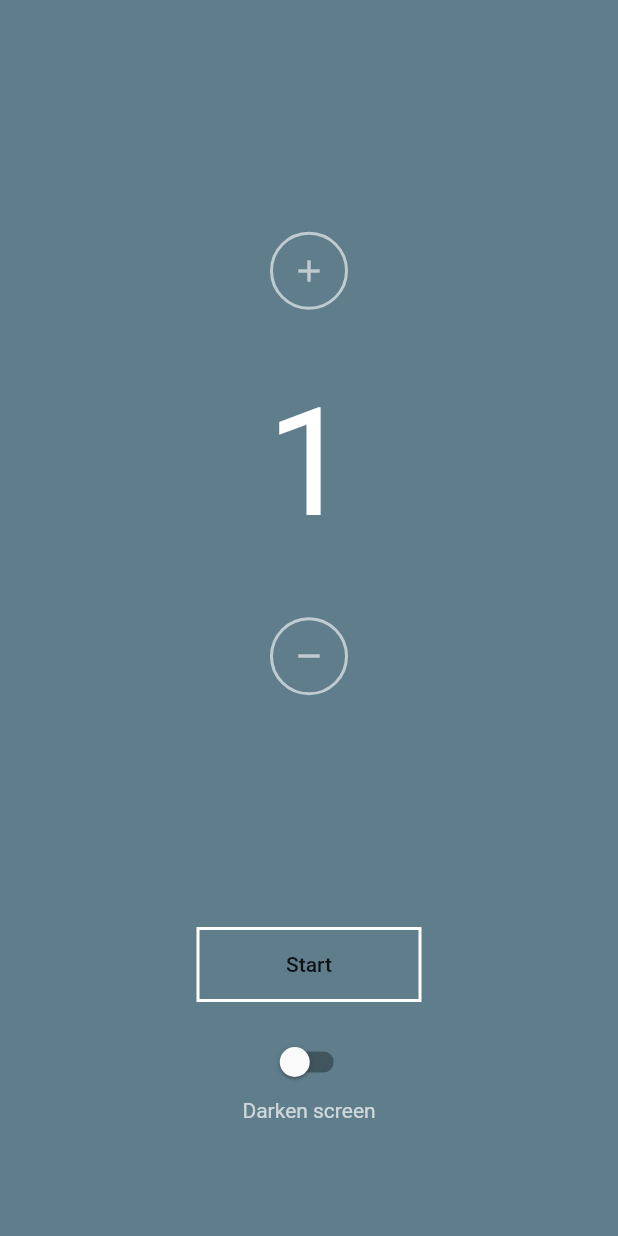
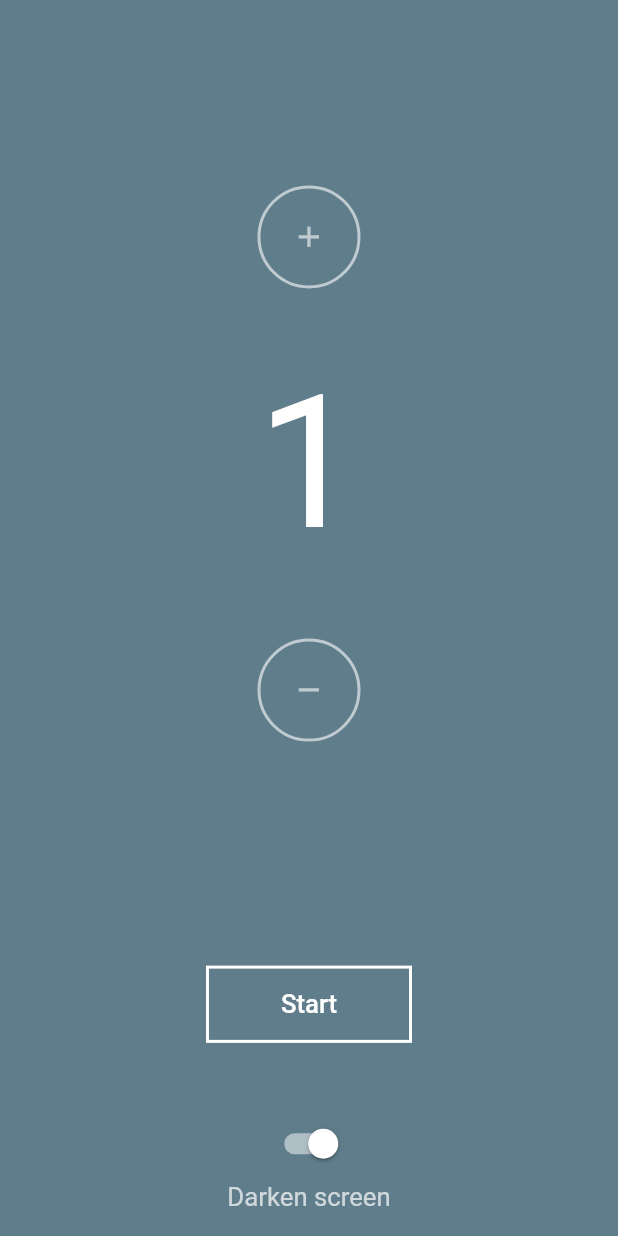
Before and after one commit to TheDoom-IT/postureCheck, a Flutter app: the screen it shows after launch, on a phone screen of 412 x 824 dp. Run offline on Flutter 3.47's test engine with Material 2 defaults, Android fonts, the phone set to English and light mode, and no system bars; our stand-ins replace audioplayers; missing offline and left inert: screen.

Commit message:
The app can resize to the proper size for different screens

```diff
--- a/lib/main.dart
+++ b/lib/main.dart
@@ -1,6 +1,8 @@
 import 'dart:async';
 import 'package:audioplayers/audio_cache.dart';
+import 'package:flutter/cupertino.dart';
 import 'package:flutter/material.dart';
+import 'package:flutter/rendering.dart';
 import 'package:screen/screen.dart';
 
 void main() {
@@ -16,8 +18,14 @@ class MyClock extends StatelessWidget {
   final VoidCallback minusButton;
   final countActive;
   final myText;
+  final myHeight;
 
-  MyClock({this.seconds, this.addButton, this.minusButton, this.countActive})
+  MyClock(
+      {this.seconds,
+      this.addButton,
+      this.minusButton,
+      this.countActive,
+      this.myHeight})
       : myText = ((seconds / 60).floor() < 10 ? '0' : '') +
             (seconds / 60).floor().toString() +
             ':' +
@@ -33,10 +41,13 @@ class MyClock extends StatelessWidget {
           child: Container(),
         ),
         Expanded(
-            flex: 2,
+            flex: 3,
             child: Container(
+                height: myHeight / 2.0,
                 child: Column(children: [
                   Container(
+                    height: myHeight / 9.0,
+                    width: myHeight / 9.0,
                     decoration: BoxDecoration(
                       color: Colors.blueGrey,
                       shape: BoxShape.circle,
@@ -46,7 +57,7 @@ class MyClock extends StatelessWidget {
                       ),
                     ),
                     child: IconButton(
-                  icon: Icon(Icons.add),
+                      icon: Icon(Icons.add, size: myHeight / 27.0),
                       color: Colors.white60,
                       onPressed: addButton,
                     ),
@@ -57,12 +68,14 @@ class MyClock extends StatelessWidget {
                         (seconds / 60).floor().toString(),
                         style: TextStyle(
                           color: Colors.white,
-                      fontSize: 100,
+                          fontSize: myHeight / 5.0,
                         ),
                       ),
                     ),
                   ),
                   Container(
+                    height: myHeight / 9.0,
+                    width: myHeight / 9.0,
                     decoration: BoxDecoration(
                       shape: BoxShape.circle,
                       color: Colors.blueGrey,
@@ -72,7 +85,7 @@ class MyClock extends StatelessWidget {
                       ),
                     ),
                     child: IconButton(
-                  icon: Icon(Icons.remove),
+                      icon: Icon(Icons.remove, size: myHeight / 27.0),
                       color: Colors.white60,
                       onPressed: minusButton,
                     ),
@@ -88,7 +101,7 @@ class MyClock extends StatelessWidget {
         myText,
         style: TextStyle(
           color: Colors.white,
-          fontSize: 100,
+          fontSize: myHeight / 5.0,
         ),
       ),
     );
@@ -96,18 +109,23 @@ class MyClock extends StatelessWidget {
 }
 
 class MyButton extends StatelessWidget {
-  MyButton({this.buttonString, this.onPressed});
+  MyButton({this.buttonString, this.onPressed, this.myHeight, this.myWidth});
 
   final buttonString;
   final VoidCallback onPressed;
+  final myHeight;
+  final myWidth;
 
   final buttonColor = Colors.white;
 
   @override
   Widget build(BuildContext context) {
     return Container(
-        height: 50,
-        width: 150,
+        height: myHeight,
+        child: Center(
+            child: Container(
+                height: myHeight / 2.0,
+                width: myWidth,
                 decoration: BoxDecoration(
                   color: buttonString == "Start" ? null : buttonColor,
                   border: Border.all(
@@ -116,33 +134,46 @@ class MyButton extends StatelessWidget {
                   ),
                 ),
                 child: FlatButton(
-          child: Text(buttonString),
+                  child: Text(buttonString,
+                      style: TextStyle(
+                          color: buttonString == "Start" ? Colors.white : Colors.black,
+                          fontSize: myHeight / 6.0)),
                   onPressed: onPressed,
-        ));
+                ))));
   }
 }
 
 class MySwitch extends StatelessWidget {
-  MySwitch({this.darkenScreen, this.onChanged});
+  MySwitch({this.darkenScreen, this.onChanged, this.myHeight, this.myWidth});
 
   final bool darkenScreen;
   final void Function(bool) onChanged;
+  final myHeight;
+  final myWidth;
 
   @override
   Widget build(BuildContext context) {
     return Container(
-      height: 80,
+      height: myHeight,
       child: Column(children: [
         Expanded(child: Container()),
-        Switch(
+        Container(
+          height: myHeight/2.0,
+          width: myWidth,
+        child: Switch(
+          inactiveThumbColor: Colors.white60,
+          //inactiveTrackColor: Colors.grey,
           activeColor: Colors.white,
           value: darkenScreen,
           onChanged: onChanged,
         ),
+        ),
         Text('Darken screen',
             style: TextStyle(
+              fontSize: myHeight / 6.0,
               color: Colors.white70,
-            ))
+            )),
+        Expanded(child: Container()),
       ]),
     );
   }
@@ -159,7 +190,7 @@ class _MyAppState extends State<MyApp> {
   int secondsToCount = 60;
   int minutesSet = 1;
   bool countActive = false;
-  bool darkenScreen = false;
+  bool darkenScreen = true;
   AudioCache audio = AudioCache();
   var buttonString = "Start";
 
@@ -242,13 +273,14 @@ class _MyAppState extends State<MyApp> {
         backgroundColor: Colors.blueGrey,
         body: Column(children: <Widget>[
           //Clock part
-          Expanded(
-            flex: 3,
+          Container(
+            height: MediaQuery.of(context).size.height * 0.75,
             child: MyClock(
               seconds: secondsToCount,
               addButton: addMinute,
               minusButton: substractMinute,
               countActive: countActive,
+              myHeight: MediaQuery.of(context).size.height * 0.75,
             ),
           ),
           //Button part
@@ -257,8 +289,15 @@ class _MyAppState extends State<MyApp> {
               MyButton(
                 buttonString: buttonString,
                 onPressed: startStopCounter,
+                myHeight: MediaQuery.of(context).size.height * 0.125,
+                myWidth: MediaQuery.of(context).size.width / 3.0,
               ),
-              MySwitch(darkenScreen: darkenScreen, onChanged: changeDarken)
+              MySwitch(
+                darkenScreen: darkenScreen,
+                onChanged: changeDarken,
+                myHeight: MediaQuery.of(context).size.height * 0.125,
+                myWidth: MediaQuery.of(context).size.width/6.0,
+              )
             ]),
           ),
         ]),
```
Lines whose indentation alone changed are shown as unchanged.
